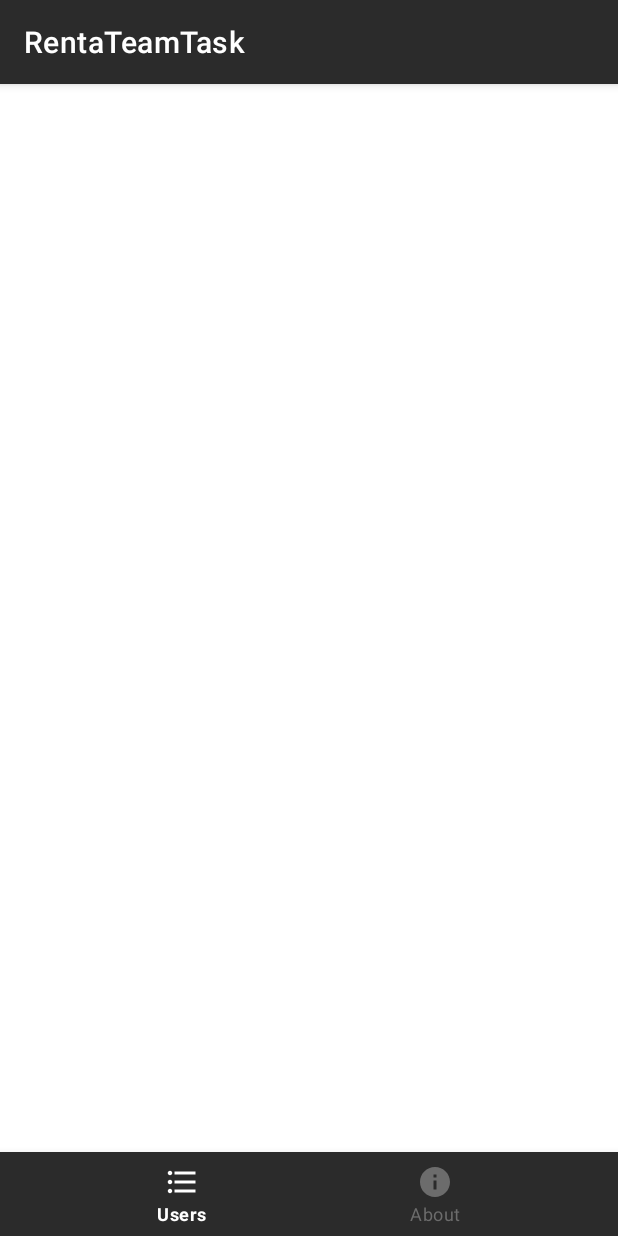
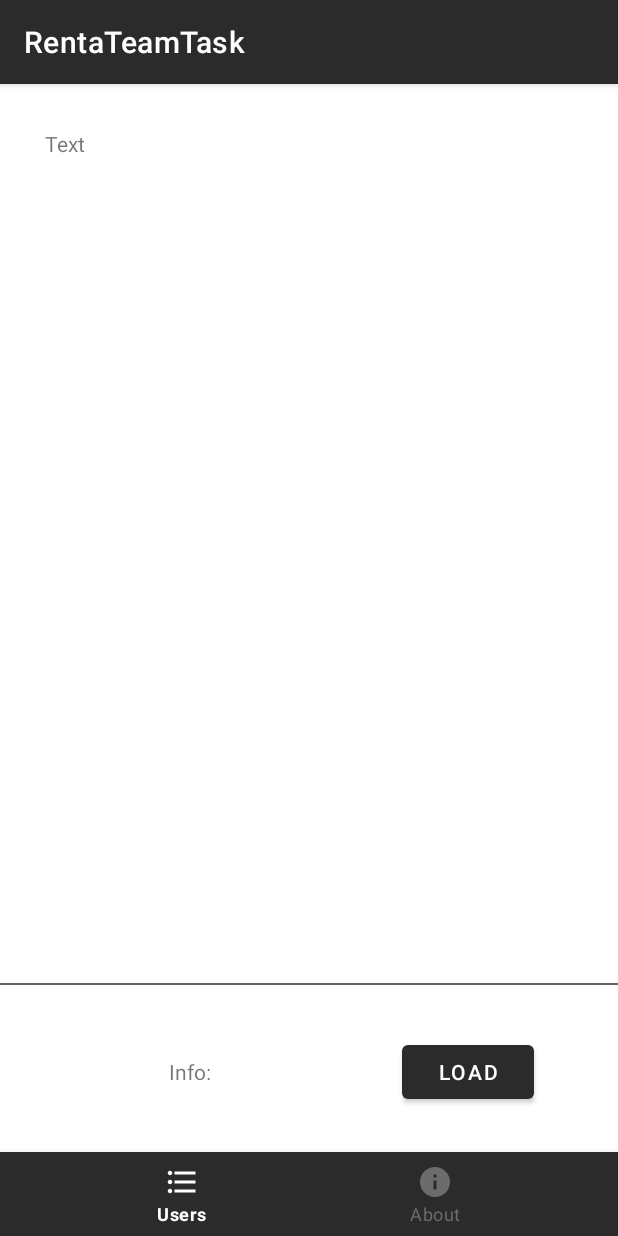
Before and after one commit to Bagaviev/Android, an Android app: the screen it shows after launch (MainActivity), on a phone screen of 412 x 824 dp. Run offline under Robolectric (Android 15) with nearby library versions, the phone set to English and light mode, and no system bars.

Commit message:
Retrofit завелся на простом get api и jsone без вложенных структур. Далее делаем вложенный и через RxJava

```diff
--- a/RentaTeamTask/app/build.gradle
+++ b/RentaTeamTask/app/build.gradle
@@ -30,6 +30,8 @@ android {
 
 dependencies {
 
+    implementation 'com.squareup.retrofit2:retrofit:2.3.0'
+    implementation 'com.squareup.retrofit2:converter-gson:2.3.0'
     implementation 'androidx.appcompat:appcompat:1.3.0'
     implementation 'com.google.android.material:material:1.3.0'
     implementation 'androidx.constraintlayout:constraintlayout:2.0.4'
--- a/RentaTeamTask/app/src/main/AndroidManifest.xml
+++ b/RentaTeamTask/app/src/main/AndroidManifest.xml
@@ -1,6 +1,7 @@
 <?xml version="1.0" encoding="utf-8"?>
 <manifest xmlns:android="http://schemas.android.com/apk/res/android"
         package="com.example.rentateamtask">
+    <uses-permission android:name="android.permission.INTERNET"/>
 
     <application
             android:allowBackup="true"
--- /dev/null
+++ b/RentaTeamTask/app/src/main/java/com/example/rentateamtask/model/NetworkService.java
@@ -0,0 +1,32 @@
+package com.example.rentateamtask.model;
+
+import com.google.gson.Gson;
+import com.google.gson.GsonBuilder;
+
+import retrofit2.Retrofit;
+import retrofit2.converter.gson.GsonConverterFactory;
+
+public class NetworkService {
+    private static NetworkService mInstance;
+    private static final String BASE_URL = "https://reqres.in/api/";
+    private static reqresApi reqresApi;
+
+    private NetworkService() {
+        Retrofit mRetrofit = new Retrofit.Builder()
+                .baseUrl(BASE_URL)
+                .addConverterFactory(GsonConverterFactory.create())
+                .build();
+        reqresApi = mRetrofit.create(reqresApi.class);
+    }
+
+    public static NetworkService getInstance() {
+        if (mInstance == null) {
+            mInstance = new NetworkService();
+        }
+        return mInstance;
+    }
+
+    public reqresApi getJSONApi() {
+        return reqresApi;
+    }
+}
--- /dev/null
+++ b/RentaTeamTask/app/src/main/java/com/example/rentateamtask/model/reqresApi.java
@@ -0,0 +1,12 @@
+package com.example.rentateamtask.model;
+
+import java.util.List;
+import retrofit2.Call;
+import retrofit2.http.GET;
+import retrofit2.http.Query;
+
+public interface reqresApi {
+    @GET("/users")
+    Call<List<User>> getUsers(@Query("page") int page);
+    // https://reqres.in/api/users?page=1
+}
--- /dev/null
+++ b/RentaTeamTask/app/src/main/java/com/example/rentateamtask/presenter/Presenter.java
@@ -0,0 +1,49 @@
+package com.example.rentateamtask.presenter;
+
+import com.example.rentateamtask.model.NetworkService;
+import com.example.rentateamtask.model.User;
+import java.io.IOException;
+import java.util.ArrayList;
+import java.util.Collection;
+import java.util.List;
+
+import retrofit2.Call;
+import retrofit2.Callback;
+import retrofit2.Response;
+
+public class Presenter {
+    static final NetworkService networkService = NetworkService.getInstance();
+    static List<User> users = new ArrayList<>();
+
+    /*
+    public void doRequest() {
+        try {
+            Response<List<User>> response = networkService.getJSONApi().getUsers(1).execute();  // с pagination хз как быть - в цикле проверять уже считанное и сверять с total полем в json...
+            users.addAll(response.body());
+        } catch (
+                IOException e) {
+            e.printStackTrace();
+        }
+    }
+    */
+
+    public void makeRequest() {
+        Call<List<User>> call = networkService.getJSONApi().getUsers(1);
+        call.enqueue(new Callback<List<User>>() {
+            @Override
+            public void onResponse(Call<List<User>> call, Response<List<User>> response) {
+                if(response.isSuccessful())
+                    users.addAll(response.body());
+            }
+
+            @Override
+            public void onFailure(Call<List<User>> call, Throwable t) {
+                t.printStackTrace();
+            }
+        });
+    }
+
+    public List<User> getUserList() {
+        return users;
+    }
+}
--- a/RentaTeamTask/app/src/main/java/com/example/rentateamtask/view/MainActivity.java
+++ b/RentaTeamTask/app/src/main/java/com/example/rentateamtask/view/MainActivity.java
@@ -25,7 +25,6 @@ public class MainActivity extends AppCompatActivity {
         bottomNavigationView.setOnNavigationItemSelectedListener(navListener);
     }
 
-
     public BottomNavigationView.OnNavigationItemSelectedListener navListener = new BottomNavigationView.OnNavigationItemSelectedListener() {
         @Override
         public boolean onNavigationItemSelected(MenuItem item) {
--- a/RentaTeamTask/app/src/main/java/com/example/rentateamtask/view/fragments/UserListFragment.java
+++ b/RentaTeamTask/app/src/main/java/com/example/rentateamtask/view/fragments/UserListFragment.java
@@ -4,24 +4,39 @@ import android.os.Bundle;
 import android.view.LayoutInflater;
 import android.view.View;
 import android.view.ViewGroup;
+import android.widget.Button;
+import android.widget.TextView;
 
 import androidx.fragment.app.Fragment;
 
 import com.example.rentateamtask.R;
+import com.example.rentateamtask.presenter.Presenter;
+
+import java.util.concurrent.ExecutionException;
+import java.util.concurrent.ExecutorService;
 
 public class UserListFragment extends Fragment {
+    Presenter presenter = new Presenter();
+    TextView textViewUL;
+    Button buttonUL;
+
     @Override
     public View onCreateView(LayoutInflater inflater, ViewGroup container, Bundle savedInstanceState) {
         View view = inflater.inflate(R.layout.userlist_fragment, null);
-//        textViewInfo = view.findViewById(R.id.textView1);
-//        textViewShow = view.findViewById(R.id.textform);
+        textViewUL = view.findViewById(R.id.textViewULmain);
+        buttonUL = view.findViewById(R.id.buttonUL);
         return view;
     }
 
     @Override
     public void onViewCreated(View view, Bundle savedInstanceState) {
-//        save.setOnClickListener((v) -> saveFile());
-//        load.setOnClickListener((v) -> loadFile());
+        buttonUL.setOnClickListener((v) -> renderList());
         super.onViewCreated(view, savedInstanceState);
     }
+
+    public void renderList() {
+        presenter.makeRequest();
+        presenter.getUserList();
+        textViewUL.setText(presenter.getUserList().toString());
+    }
 }
--- a/RentaTeamTask/app/src/main/res/layout/activity_main.xml
+++ b/RentaTeamTask/app/src/main/res/layout/activity_main.xml
@@ -34,6 +34,7 @@
             app:layout_constraintStart_toStartOf="parent"
             app:layout_constraintTop_toTopOf="parent"
             app:layout_constraintHorizontal_bias="0.0"
-            app:layout_constraintBottom_toTopOf="@+id/bottomNavigationView" />
+            app:layout_constraintBottom_toTopOf="@+id/bottomNavigationView"
+            android:name="com.example.rentateamtask.view.fragments.UserListFragment" />
 
 </androidx.constraintlayout.widget.ConstraintLayout>
--- a/RentaTeamTask/app/src/main/res/layout/userlist_fragment.xml
+++ b/RentaTeamTask/app/src/main/res/layout/userlist_fragment.xml
@@ -1,6 +1,53 @@
 <?xml version="1.0" encoding="utf-8"?>
 <androidx.constraintlayout.widget.ConstraintLayout xmlns:android="http://schemas.android.com/apk/res/android"
+        xmlns:app="http://schemas.android.com/apk/res-auto"
+        xmlns:tools="http://schemas.android.com/tools"
         android:layout_width="match_parent"
         android:layout_height="match_parent">
 
+    <TextView
+            android:layout_width="fill_parent"
+            android:layout_height="1dp"
+            android:background="@color/gray"
+            android:id="@+id/textViewULP"
+            app:layout_constraintEnd_toEndOf="parent"
+            app:layout_constraintStart_toStartOf="parent"
+            app:layout_constraintTop_toTopOf="parent"
+            app:layout_constraintBottom_toBottomOf="parent"
+            app:layout_constraintHorizontal_bias="1.0"
+            app:layout_constraintVertical_bias="0.843" />
+
+    <Button
+            android:text="Load"
+            android:layout_width="wrap_content"
+            android:layout_height="wrap_content"
+            android:id="@+id/buttonUL"
+            app:layout_constraintEnd_toEndOf="parent"
+            android:layout_marginEnd="56dp"
+            app:layout_constraintBaseline_toBaselineOf="@+id/textViewUL" />
+
+    <TextView
+            android:text="Info:"
+            android:layout_width="182dp"
+            android:layout_height="19dp"
+            android:id="@+id/textViewUL"
+            android:textAlignment="center"
+            app:layout_constraintTop_toTopOf="parent"
+            app:layout_constraintStart_toStartOf="parent"
+            app:layout_constraintEnd_toStartOf="@+id/buttonUL"
+            app:layout_constraintHorizontal_bias="0.415"
+            app:layout_constraintBottom_toBottomOf="parent"
+            app:layout_constraintVertical_bias="0.936" />
+
+    <TextView
+            android:layout_width="0dp"
+            android:layout_height="0dp"
+            android:id="@+id/textViewULmain"
+            app:layout_constraintEnd_toEndOf="parent"
+            app:layout_constraintStart_toStartOf="parent"
+            app:layout_constraintTop_toTopOf="parent"
+            app:layout_constraintBottom_toTopOf="@+id/textViewULP"
+            android:textAlignment="viewStart"
+            android:text="Text"
+            android:padding="30dp" />
 </androidx.constraintlayout.widget.ConstraintLayout>
```
Also changed, not shown: RentaTeamTask/app/src/main/java/com/example/rentateamtask/model/User.java (added, +75 -0 lines), fuckingRetrofit/app/src/main/java/com/example/fuckingretrofit/Interface.java (added, +13 -0 lines), fuckingRetrofit/app/src/main/java/com/example/fuckingretrofit/NetworkService.java (added, +31 -0 lines), fuckingRetrofit/app/src/main/java/com/example/fuckingretrofit/User.java (added, +61 -0 lines).
